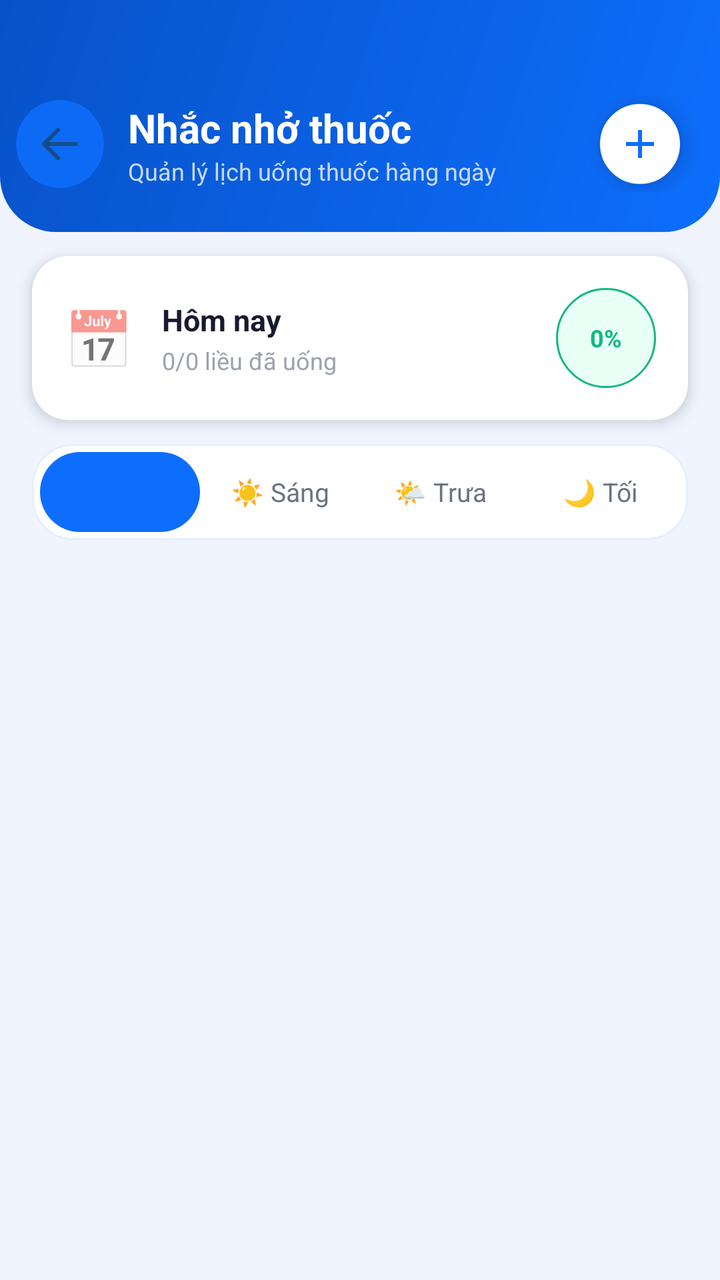
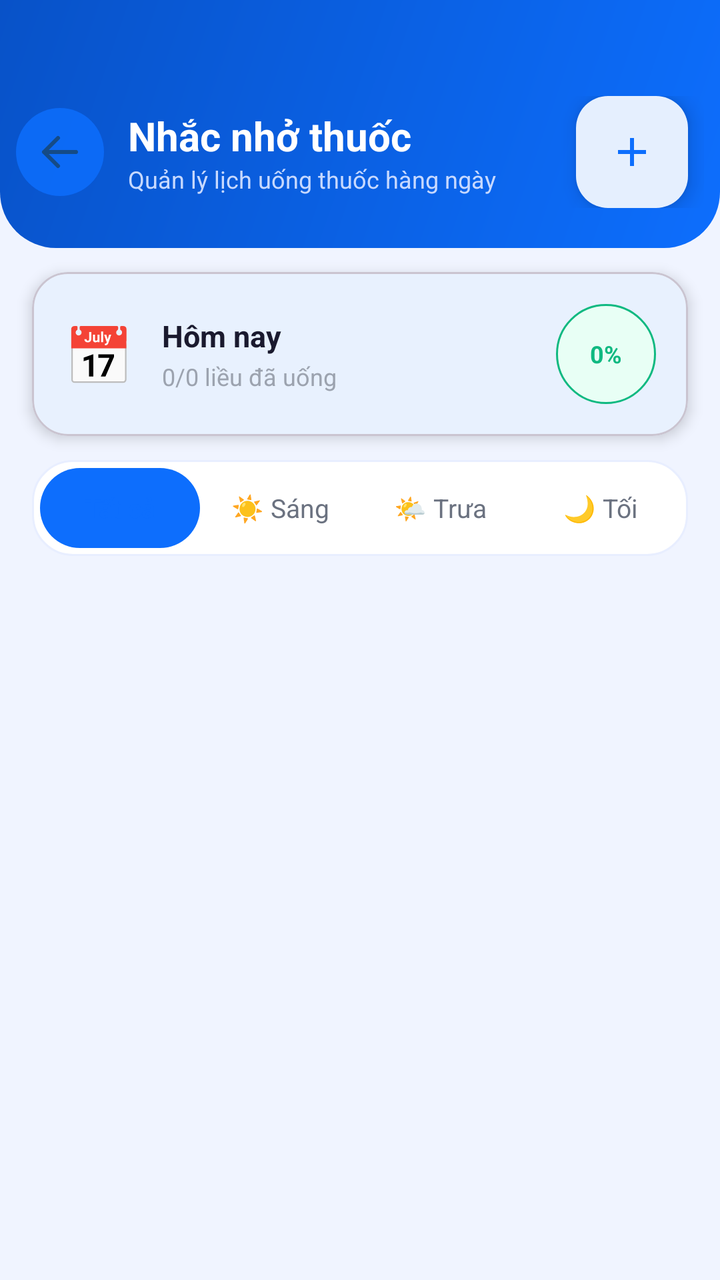

Before-and-after screenshots of an Android layout around one commit, followed by the original layout XML and the change that was made.
<!-- AndroidManifest.xml: application theme Theme.UniCare -->
<!-- res/layout/activity_medication.xml -->
<?xml version="1.0" encoding="utf-8"?>
<LinearLayout xmlns:android="http://schemas.android.com/apk/res/android"
    xmlns:app="http://schemas.android.com/apk/res-auto"
    android:layout_width="match_parent"
    android:layout_height="match_parent"
    android:background="#F0F4FF"
    android:orientation="vertical">

    
    <LinearLayout
        android:layout_width="match_parent"
        android:layout_height="wrap_content"
        android:background="@drawable/gradient_header"
        android:paddingTop="48dp"
        android:paddingBottom="20dp"
        android:paddingHorizontal="8dp"
        android:gravity="center_vertical"
        android:orientation="horizontal">

        <ImageButton
            android:id="@+id/btnBack"
            android:layout_width="44dp"
            android:layout_height="44dp"
            android:background="@drawable/bg_icon_circle_blue"
            android:src="@drawable/ic_arrow_back"
            android:contentDescription="Quay lại"
            android:padding="10dp"
            android:alpha="0.85"/>

        <LinearLayout
            android:layout_width="0dp"
            android:layout_height="wrap_content"
            android:layout_weight="1"
            android:layout_marginStart="12dp"
            android:orientation="vertical">
            <TextView
                android:layout_width="wrap_content"
                android:layout_height="wrap_content"
                android:text="Nhắc nhở thuốc"
                android:textColor="#FFFFFF"
                android:textSize="20sp"
                android:textStyle="bold"/>
            <TextView
                android:layout_width="wrap_content"
                android:layout_height="wrap_content"
                android:text="Quản lý lịch uống thuốc hàng ngày"
                android:textColor="#C7D9FF"
                android:textSize="12sp"/>
        </LinearLayout>

        <com.google.android.material.floatingactionbutton.FloatingActionButton
            android:id="@+id/fabAdd"
            android:layout_width="wrap_content"
            android:layout_height="wrap_content"
            android:layout_marginEnd="8dp"
            android:src="@drawable/ic_add"
            android:contentDescription="Thêm thuốc"
            app:backgroundTint="#FFFFFF"
            app:tint="#0D6EFD"
            app:fabSize="mini"/>
    </LinearLayout>

    
    <androidx.cardview.widget.CardView
        android:layout_width="match_parent"
        android:layout_height="wrap_content"
        android:layout_marginHorizontal="16dp"
        android:layout_marginTop="12dp"
        app:cardCornerRadius="18dp"
        app:cardElevation="4dp"
        app:cardBackgroundColor="#FFFFFF">

        <LinearLayout
            android:layout_width="match_parent"
            android:layout_height="wrap_content"
            android:orientation="horizontal"
            android:padding="16dp"
            android:gravity="center_vertical">

            <TextView
                android:layout_width="wrap_content"
                android:layout_height="wrap_content"
                android:text="📅"
                android:textSize="28sp"/>

            <LinearLayout
                android:layout_width="0dp"
                android:layout_height="wrap_content"
                android:layout_weight="1"
                android:layout_marginStart="14dp"
                android:orientation="vertical">
                <TextView
                    android:layout_width="wrap_content"
                    android:layout_height="wrap_content"
                    android:text="Hôm nay"
                    android:textColor="#1A1A2E"
                    android:textSize="15sp"
                    android:textStyle="bold"/>
                <TextView
                    android:id="@+id/txtTodayProgress"
                    android:layout_width="wrap_content"
                    android:layout_height="wrap_content"
                    android:layout_marginTop="2dp"
                    android:text="0/0 liều đã uống"
                    android:textColor="#9CA3AF"
                    android:textSize="12sp"/>
            </LinearLayout>

            <LinearLayout
                android:id="@+id/progressRing"
                android:layout_width="50dp"
                android:layout_height="50dp"
                android:background="@drawable/bg_badge_green"
                android:gravity="center">
                <TextView
                    android:id="@+id/txtPercent"
                    android:layout_width="wrap_content"
                    android:layout_height="wrap_content"
                    android:text="0%"
                    android:textColor="#10B981"
                    android:textSize="12sp"
                    android:textStyle="bold"/>
            </LinearLayout>
        </LinearLayout>
    </androidx.cardview.widget.CardView>

    
    <LinearLayout
        android:layout_width="match_parent"
        android:layout_height="wrap_content"
        android:layout_marginHorizontal="16dp"
        android:layout_marginTop="12dp"
        android:background="@drawable/bg_card_modern"
        android:orientation="horizontal"
        android:padding="4dp">

        <TextView
            android:id="@+id/tabAll"
            android:layout_width="0dp"
            android:layout_height="40dp"
            android:layout_weight="1"
            android:gravity="center"
            android:text="Tất cả"
            android:textSize="13sp"
            android:textColor="#0D6EFD"
            android:background="@drawable/bg_icon_circle_blue"
            android:textStyle="bold"/>

        <TextView
            android:id="@+id/tabMorning"
            android:layout_width="0dp"
            android:layout_height="40dp"
            android:layout_weight="1"
            android:gravity="center"
            android:text="☀️ Sáng"
            android:textSize="13sp"
            android:textColor="#6B7280"/>

        <TextView
            android:id="@+id/tabNoon"
            android:layout_width="0dp"
            android:layout_height="40dp"
            android:layout_weight="1"
            android:gravity="center"
            android:text="🌤️ Trưa"
            android:textSize="13sp"
            android:textColor="#6B7280"/>

        <TextView
            android:id="@+id/tabEvening"
            android:layout_width="0dp"
            android:layout_height="40dp"
            android:layout_weight="1"
            android:gravity="center"
            android:text="🌙 Tối"
            android:textSize="13sp"
            android:textColor="#6B7280"/>
    </LinearLayout>

    <TextView
        android:id="@+id/txtEmpty"
        android:layout_width="match_parent"
        android:layout_height="wrap_content"
        android:text="Chưa có thuốc. Nhấn + để thêm."
        android:textColor="#9CA3AF"
        android:textSize="14sp"
        android:gravity="center"
        android:padding="24dp"
        android:visibility="gone"/>

    <androidx.recyclerview.widget.RecyclerView
        android:id="@+id/recycler"
        android:layout_width="match_parent"
        android:layout_height="0dp"
        android:layout_weight="1"
        android:paddingTop="8dp"
        android:paddingBottom="16dp"
        android:clipToPadding="false"/>
</LinearLayout>
<!-- resources referenced by this layout -->
<resources>
  <!-- drawable bg_badge_green (drawable) -->
  <?xml version="1.0" encoding="utf-8"?>
  <shape xmlns:android="http://schemas.android.com/apk/res/android">
      <solid android:color="#E8FFF5"/>
      <corners android:radius="100dp"/>
      <stroke android:width="1dp" android:color="#10B981"/>
  </shape>
  <!-- drawable bg_card_modern (drawable) -->
  <?xml version="1.0" encoding="utf-8"?>
  <shape xmlns:android="http://schemas.android.com/apk/res/android">
      <solid android:color="#FFFFFF"/>
      <corners android:radius="20dp"/>
      <stroke android:width="1dp" android:color="#E8EEFF"/>
  </shape>
  <!-- drawable bg_icon_circle_blue (drawable) -->
  <?xml version="1.0" encoding="utf-8"?>
  <shape xmlns:android="http://schemas.android.com/apk/res/android">
      <solid android:color="#0D6EFD"/>
      <corners android:radius="100dp"/>
  </shape>
  <!-- drawable gradient_header (drawable) -->
  <?xml version="1.0" encoding="utf-8"?>
  <shape xmlns:android="http://schemas.android.com/apk/res/android">
      <gradient
          android:startColor="#0D6EFD"
          android:endColor="#0852C8"
          android:angle="135"
          android:type="linear"/>
      <corners
          android:bottomLeftRadius="28dp"
          android:bottomRightRadius="28dp"/>
  </shape>
  <!-- drawable ic_add (drawable) -->
  <?xml version="1.0" encoding="utf-8"?>
  <vector xmlns:android="http://schemas.android.com/apk/res/android"
      android:width="24dp"
      android:height="24dp"
      android:viewportWidth="24"
      android:viewportHeight="24">
      <path
          android:fillColor="@android:color/white"
          android:pathData="M19,13h-6v6h-2v-6H5v-2h6V5h2v6h6v2z"/>
  </vector>
  <style name="Theme.UniCare" parent="Theme.MaterialComponents.DayNight.NoActionBar">
          
          <item name="colorPrimary">#0D6EFD</item>
          <item name="colorPrimaryVariant">#0852C8</item>
          <item name="colorOnPrimary">#FFFFFF</item>
          
          <item name="colorSecondary">#00C4A7</item>
          <item name="colorSecondaryVariant">#00A089</item>
          <item name="colorOnSecondary">#FFFFFF</item>
          
          <item name="colorSurface">#FFFFFF</item>
          <item name="colorOnSurface">#1A1A2E</item>
          
          <item name="android:colorBackground">#F0F4FF</item>
          
          <item name="android:statusBarColor">#0852C8</item>
          <item name="android:windowLightStatusBar">false</item>
          <item name="android:navigationBarColor">#FFFFFF</item>
          <item name="android:windowLightNavigationBar">true</item>
          
          <item name="materialButtonStyle">@style/Widget.UniCare.Button</item>
          <item name="textInputStyle">@style/Widget.UniCare.TextInputLayout</item>
      </style>
  <style name="Widget.UniCare.Button" parent="Widget.MaterialComponents.Button">
          <item name="android:paddingTop">14dp</item>
          <item name="android:paddingBottom">14dp</item>
          <item name="android:textSize">16sp</item>
          <item name="android:letterSpacing">0.02</item>
          <item name="android:textAllCaps">false</item>
          <item name="cornerRadius">14dp</item>
          <item name="backgroundTint">#0D6EFD</item>
          <item name="elevation">2dp</item>
      </style>
  <style name="Widget.UniCare.TextInputLayout" parent="Widget.MaterialComponents.TextInputLayout.OutlinedBox">
          <item name="boxCornerRadiusBottomEnd">12dp</item>
          <item name="boxCornerRadiusBottomStart">12dp</item>
          <item name="boxCornerRadiusTopEnd">12dp</item>
          <item name="boxCornerRadiusTopStart">12dp</item>
          <item name="boxStrokeColor">#CBD5F5</item>
          <item name="hintTextColor">#6B7280</item>
      </style>
  <!-- unchanged entries left out for length: 1 -->
</resources>

<!-- the commit's change to res/layout/activity_medication.xml (unified diff, before → after) -->
@@ -1,199 +1,50 @@
-<?xml version="1.0" encoding="utf-8"?>
-<LinearLayout xmlns:android="http://schemas.android.com/apk/res/android"
-    xmlns:app="http://schemas.android.com/apk/res-auto"
-    android:layout_width="match_parent"
-    android:layout_height="match_parent"
-    android:background="#F0F4FF"
-    android:orientation="vertical">
+<?xml version='1.0' encoding='utf-8'?>
+<androidx.constraintlayout.widget.ConstraintLayout xmlns:android="http://schemas.android.com/apk/res/android" xmlns:app="http://schemas.android.com/apk/res-auto" android:layout_width="match_parent" android:layout_height="match_parent" android:background="#F0F4FF" android:id="@+id/main">
 
     
-    <LinearLayout
-        android:layout_width="match_parent"
-        android:layout_height="wrap_content"
-        android:background="@drawable/gradient_header"
-        android:paddingTop="48dp"
-        android:paddingBottom="20dp"
-        android:paddingHorizontal="8dp"
-        android:gravity="center_vertical"
-        android:orientation="horizontal">
+    <LinearLayout android:layout_width="0dp" android:layout_height="wrap_content" android:background="@drawable/gradient_header" android:paddingTop="48dp" android:paddingBottom="20dp" android:paddingHorizontal="8dp" android:gravity="center_vertical" android:orientation="horizontal" android:id="@+id/sectionLayout1" app:layout_constraintStart_toStartOf="parent" app:layout_constraintEnd_toEndOf="parent" app:layout_constraintTop_toTopOf="parent">
 
-        <ImageButton
-            android:id="@+id/btnBack"
-            android:layout_width="44dp"
-            android:layout_height="44dp"
-            android:background="@drawable/bg_icon_circle_blue"
-            android:src="@drawable/ic_arrow_back"
-            android:contentDescription="Quay lại"
-            android:padding="10dp"
-            android:alpha="0.85"/>
+        <ImageButton android:id="@+id/btnBack" android:layout_width="44dp" android:layout_height="44dp" android:background="@drawable/bg_icon_circle_blue" android:src="@drawable/ic_arrow_back" android:contentDescription="Quay lại" android:padding="10dp" android:alpha="0.85"/>
 
-        <LinearLayout
-            android:layout_width="0dp"
-            android:layout_height="wrap_content"
-            android:layout_weight="1"
-            android:layout_marginStart="12dp"
-            android:orientation="vertical">
-            <TextView
-                android:layout_width="wrap_content"
-                android:layout_height="wrap_content"
-                android:text="Nhắc nhở thuốc"
-                android:textColor="#FFFFFF"
-                android:textSize="20sp"
-                android:textStyle="bold"/>
-            <TextView
-                android:layout_width="wrap_content"
-                android:layout_height="wrap_content"
-                android:text="Quản lý lịch uống thuốc hàng ngày"
-                android:textColor="#C7D9FF"
-                android:textSize="12sp"/>
+        <LinearLayout android:layout_width="0dp" android:layout_height="wrap_content" android:layout_weight="1" android:layout_marginStart="12dp" android:orientation="vertical">
+            <TextView android:layout_width="wrap_content" android:layout_height="wrap_content" android:text="Nhắc nhở thuốc" android:textColor="#FFFFFF" android:textSize="20sp" android:textStyle="bold"/>
+            <TextView android:layout_width="wrap_content" android:layout_height="wrap_content" android:text="Quản lý lịch uống thuốc hàng ngày" android:textColor="#C7D9FF" android:textSize="12sp"/>
         </LinearLayout>
 
-        <com.google.android.material.floatingactionbutton.FloatingActionButton
-            android:id="@+id/fabAdd"
-            android:layout_width="wrap_content"
-            android:layout_height="wrap_content"
-            android:layout_marginEnd="8dp"
-            android:src="@drawable/ic_add"
-            android:contentDescription="Thêm thuốc"
-            app:backgroundTint="#FFFFFF"
-            app:tint="#0D6EFD"
-            app:fabSize="mini"/>
+        <com.google.android.material.floatingactionbutton.FloatingActionButton android:id="@+id/fabAdd" android:layout_width="wrap_content" android:layout_height="wrap_content" android:layout_marginEnd="8dp" android:src="@drawable/ic_add" android:contentDescription="Thêm thuốc" app:backgroundTint="#FFFFFF" app:tint="#0D6EFD" app:fabSize="mini"/>
     </LinearLayout>
 
     
-    <androidx.cardview.widget.CardView
-        android:layout_width="match_parent"
-        android:layout_height="wrap_content"
-        android:layout_marginHorizontal="16dp"
-        android:layout_marginTop="12dp"
-        app:cardCornerRadius="18dp"
-        app:cardElevation="4dp"
-        app:cardBackgroundColor="#FFFFFF">
+    <com.google.android.material.card.MaterialCardView android:layout_width="0dp" android:layout_height="wrap_content" android:layout_marginHorizontal="16dp" android:layout_marginTop="12dp" app:cardCornerRadius="18dp" app:cardElevation="4dp" app:cardBackgroundColor="#FFFFFF" android:id="@+id/sectionLayout2" app:layout_constraintStart_toStartOf="parent" app:layout_constraintEnd_toEndOf="parent" app:layout_constraintTop_toBottomOf="@id/sectionLayout1">
 
-        <LinearLayout
-            android:layout_width="match_parent"
-            android:layout_height="wrap_content"
-            android:orientation="horizontal"
-            android:padding="16dp"
-            android:gravity="center_vertical">
+        <LinearLayout android:layout_width="match_parent" android:layout_height="wrap_content" android:orientation="horizontal" android:padding="16dp" android:gravity="center_vertical">
 
-            <TextView
-                android:layout_width="wrap_content"
-                android:layout_height="wrap_content"
-                android:text="📅"
-                android:textSize="28sp"/>
+            <TextView android:layout_width="wrap_content" android:layout_height="wrap_content" android:text="📅" android:textSize="28sp"/>
 
-            <LinearLayout
-                android:layout_width="0dp"
-                android:layout_height="wrap_content"
-                android:layout_weight="1"
-                android:layout_marginStart="14dp"
-                android:orientation="vertical">
-                <TextView
-                    android:layout_width="wrap_content"
-                    android:layout_height="wrap_content"
-                    android:text="Hôm nay"
-                    android:textColor="#1A1A2E"
-                    android:textSize="15sp"
-                    android:textStyle="bold"/>
-                <TextView
-                    android:id="@+id/txtTodayProgress"
-                    android:layout_width="wrap_content"
-                    android:layout_height="wrap_content"
-                    android:layout_marginTop="2dp"
-                    android:text="0/0 liều đã uống"
-                    android:textColor="#9CA3AF"
-                    android:textSize="12sp"/>
+            <LinearLayout android:layout_width="0dp" android:layout_height="wrap_content" android:layout_weight="1" android:layout_marginStart="14dp" android:orientation="vertical">
+                <TextView android:layout_width="wrap_content" android:layout_height="wrap_content" android:text="Hôm nay" android:textColor="#1A1A2E" android:textSize="15sp" android:textStyle="bold"/>
+                <TextView android:id="@+id/txtTodayProgress" android:layout_width="wrap_content" android:layout_height="wrap_content" android:layout_marginTop="2dp" android:text="0/0 liều đã uống" android:textColor="#9CA3AF" android:textSize="12sp"/>
             </LinearLayout>
 
-            <LinearLayout
-                android:id="@+id/progressRing"
-                android:layout_width="50dp"
-                android:layout_height="50dp"
-                android:background="@drawable/bg_badge_green"
-                android:gravity="center">
-                <TextView
-                    android:id="@+id/txtPercent"
-                    android:layout_width="wrap_content"
-                    android:layout_height="wrap_content"
-                    android:text="0%"
-                    android:textColor="#10B981"
-                    android:textSize="12sp"
-                    android:textStyle="bold"/>
+            <LinearLayout android:id="@+id/progressRing" android:layout_width="50dp" android:layout_height="50dp" android:background="@drawable/bg_badge_green" android:gravity="center">
+                <TextView android:id="@+id/txtPercent" android:layout_width="wrap_content" android:layout_height="wrap_content" android:text="0%" android:textColor="#10B981" android:textSize="12sp" android:textStyle="bold"/>
             </LinearLayout>
         </LinearLayout>
-    </androidx.cardview.widget.CardView>
+    </com.google.android.material.card.MaterialCardView>
 
     
-    <LinearLayout
-        android:layout_width="match_parent"
-        android:layout_height="wrap_content"
-        android:layout_marginHorizontal="16dp"
-        android:layout_marginTop="12dp"
-        android:background="@drawable/bg_card_modern"
-        android:orientation="horizontal"
-        android:padding="4dp">
+    <LinearLayout android:layout_width="0dp" android:layout_height="wrap_content" android:layout_marginHorizontal="16dp" android:layout_marginTop="12dp" android:background="@drawable/bg_card_modern" android:orientation="horizontal" android:padding="4dp" android:id="@+id/sectionLayout3" app:layout_constraintStart_toStartOf="parent" app:layout_constraintEnd_toEndOf="parent" app:layout_constraintTop_toBottomOf="@id/sectionLayout2">
 
-        <TextView
-            android:id="@+id/tabAll"
-            android:layout_width="0dp"
-            android:layout_height="40dp"
-            android:layout_weight="1"
-            android:gravity="center"
-            android:text="Tất cả"
-            android:textSize="13sp"
-            android:textColor="#0D6EFD"
-            android:background="@drawable/bg_icon_circle_blue"
-            android:textStyle="bold"/>
+        <TextView android:id="@+id/tabAll" android:layout_width="0dp" android:layout_height="40dp" android:layout_weight="1" android:gravity="center" android:text="Tất cả" android:textSize="13sp" android:textColor="#0D6EFD" android:background="@drawable/bg_icon_circle_blue" android:textStyle="bold"/>
 
-        <TextView
-            android:id="@+id/tabMorning"
-            android:layout_width="0dp"
-            android:layout_height="40dp"
-            android:layout_weight="1"
-            android:gravity="center"
-            android:text="☀️ Sáng"
-            android:textSize="13sp"
-            android:textColor="#6B7280"/>
+        <TextView android:id="@+id/tabMorning" android:layout_width="0dp" android:layout_height="40dp" android:layout_weight="1" android:gravity="center" android:text="☀️ Sáng" android:textSize="13sp" android:textColor="#6B7280"/>
 
-        <TextView
-            android:id="@+id/tabNoon"
-            android:layout_width="0dp"
-            android:layout_height="40dp"
-            android:layout_weight="1"
-            android:gravity="center"
-            android:text="🌤️ Trưa"
-            android:textSize="13sp"
-            android:textColor="#6B7280"/>
+        <TextView android:id="@+id/tabNoon" android:layout_width="0dp" android:layout_height="40dp" android:layout_weight="1" android:gravity="center" android:text="🌤️ Trưa" android:textSize="13sp" android:textColor="#6B7280"/>
 
-        <TextView
-            android:id="@+id/tabEvening"
-            android:layout_width="0dp"
-            android:layout_height="40dp"
-            android:layout_weight="1"
-            android:gravity="center"
-            android:text="🌙 Tối"
-            android:textSize="13sp"
-            android:textColor="#6B7280"/>
+        <TextView android:id="@+id/tabEvening" android:layout_width="0dp" android:layout_height="40dp" android:layout_weight="1" android:gravity="center" android:text="🌙 Tối" android:textSize="13sp" android:textColor="#6B7280"/>
     </LinearLayout>
 
-    <TextView
-        android:id="@+id/txtEmpty"
-        android:layout_width="match_parent"
-        android:layout_height="wrap_content"
-        android:text="Chưa có thuốc. Nhấn + để thêm."
-        android:textColor="#9CA3AF"
-        android:textSize="14sp"
-        android:gravity="center"
-        android:padding="24dp"
-        android:visibility="gone"/>
+    <TextView android:id="@+id/txtEmpty" android:layout_width="0dp" android:layout_height="wrap_content" android:text="Chưa có thuốc. Nhấn + để thêm." android:textColor="#9CA3AF" android:textSize="14sp" android:gravity="center" android:padding="24dp" android:visibility="gone" app:layout_constraintStart_toStartOf="parent" app:layout_constraintEnd_toEndOf="parent" app:layout_constraintTop_toBottomOf="@id/sectionLayout3"/>
 
-    <androidx.recyclerview.widget.RecyclerView
-        android:id="@+id/recycler"
-        android:layout_width="match_parent"
-        android:layout_height="0dp"
-        android:layout_weight="1"
-        android:paddingTop="8dp"
-        android:paddingBottom="16dp"
-        android:clipToPadding="false"/>
-</LinearLayout>
+    <androidx.recyclerview.widget.RecyclerView android:id="@+id/recycler" android:layout_width="0dp" android:layout_height="0dp" android:paddingTop="8dp" android:paddingBottom="16dp" android:clipToPadding="false" app:layout_constraintStart_toStartOf="parent" app:layout_constraintEnd_toEndOf="parent" app:layout_constraintTop_toBottomOf="@id/txtEmpty" app:layout_constraintBottom_toBottomOf="parent"/>
+</androidx.constraintlayout.widget.ConstraintLayout>
<!-- resource entries referenced after the edit -->
@@ -43,7 +43,7 @@
           android:fillColor="@android:color/white"
           android:pathData="M19,13h-6v6h-2v-6H5v-2h6V5h2v6h6v2z"/>
   </vector>
-  <style name="Theme.UniCare" parent="Theme.MaterialComponents.DayNight.NoActionBar">
+  <style name="Theme.UniCare" parent="Theme.Material3.DayNight.NoActionBar">
           
           <item name="colorPrimary">#0D6EFD</item>
           <item name="colorPrimaryVariant">#0852C8</item>
@@ -66,7 +66,7 @@
           <item name="materialButtonStyle">@style/Widget.UniCare.Button</item>
           <item name="textInputStyle">@style/Widget.UniCare.TextInputLayout</item>
       </style>
-  <style name="Widget.UniCare.Button" parent="Widget.MaterialComponents.Button">
+  <style name="Widget.UniCare.Button" parent="Widget.Material3.Button">
           <item name="android:paddingTop">14dp</item>
           <item name="android:paddingBottom">14dp</item>
           <item name="android:textSize">16sp</item>
@@ -76,7 +76,7 @@
           <item name="backgroundTint">#0D6EFD</item>
           <item name="elevation">2dp</item>
       </style>
-  <style name="Widget.UniCare.TextInputLayout" parent="Widget.MaterialComponents.TextInputLayout.OutlinedBox">
+  <style name="Widget.UniCare.TextInputLayout" parent="Widget.Material3.TextInputLayout.OutlinedBox">
           <item name="boxCornerRadiusBottomEnd">12dp</item>
           <item name="boxCornerRadiusBottomStart">12dp</item>
           <item name="boxCornerRadiusTopEnd">12dp</item>
